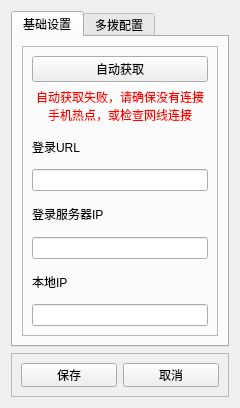
Old version of the form settings.ui in the repository Yish1/SEIG-Auto-Connect.
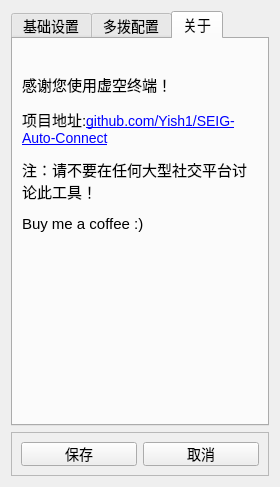
New version of the form. The open tabs and pages were chosen to show the change. Icons and pictures are not drawn.

Patch:
```diff
--- a/settings.ui
+++ b/settings.ui
@@ -6,8 +6,8 @@
    <rect>
     <x>0</x>
     <y>0</y>
-    <width>240</width>
-    <height>408</height>
+    <width>280</width>
+    <height>487</height>
    </rect>
   </property>
   <property name="sizePolicy">
@@ -25,9 +25,17 @@
   <property name="windowTitle">
    <string>Form</string>
   </property>
+  <property name="styleSheet">
+   <string notr="true">* {
+    font-size: 14px;
+}</string>
+  </property>
   <layout class="QGridLayout" name="gridLayout_2">
    <item row="0" column="0">
     <widget class="QTabWidget" name="tabWidget">
+     <property name="styleSheet">
+      <string notr="true"/>
+     </property>
      <property name="currentIndex">
       <number>0</number>
      </property>
@@ -172,6 +180,58 @@
        </item>
       </layout>
      </widget>
+     <widget class="QWidget" name="tab_4">
+      <attribute name="title">
+       <string>关于</string>
+      </attribute>
+      <layout class="QGridLayout" name="gridLayout_4">
+       <item row="0" column="0">
+        <widget class="QLabel" name="label_5">
+         <property name="styleSheet">
+          <string notr="true"/>
+         </property>
+         <property name="text">
+          <string>&lt;html&gt;&lt;head/&gt;&lt;body&gt;&lt;p&gt;&lt;span style=&quot; font-size:11pt;&quot;&gt;感谢您使用虚空终端！&lt;/span&gt;&lt;/p&gt;&lt;p&gt;&lt;span style=&quot; font-size:11pt;&quot;&gt;项目地址:&lt;/span&gt;&lt;a href=&quot;https://github.com/Yish1/SEIG-Auto-Connect&quot;&gt;&lt;span style=&quot; text-decoration: underline; color:#0000ff;&quot;&gt;github.com/Yish1/SEIG-Auto-Connect&lt;/span&gt;&lt;/a&gt;&lt;/p&gt;&lt;p&gt;&lt;span style=&quot; font-size:11pt;&quot;&gt;注：请不要在任何大型社交平台讨论此工具！&lt;/span&gt;&lt;/p&gt;&lt;p&gt;&lt;span style=&quot; font-size:11pt;&quot;&gt;Buy me a coffee :)&lt;/span&gt;&lt;/p&gt;&lt;/body&gt;&lt;/html&gt;</string>
+         </property>
+         <property name="wordWrap">
+          <bool>true</bool>
+         </property>
+         <property name="openExternalLinks">
+          <bool>true</bool>
+         </property>
+        </widget>
+       </item>
+       <item row="1" column="0">
+        <widget class="QPushButton" name="pushButton_7">
+         <property name="minimumSize">
+          <size>
+           <width>0</width>
+           <height>150</height>
+          </size>
+         </property>
+         <property name="styleSheet">
+          <string notr="true">QPushButton{
+	border:none;
+}
+</string>
+         </property>
+         <property name="text">
+          <string/>
+         </property>
+         <property name="icon">
+          <iconset resource="res.qrc">
+           <normaloff>:/img/donate.png</normaloff>:/img/donate.png</iconset>
+         </property>
+         <property name="iconSize">
+          <size>
+           <width>150</width>
+           <height>150</height>
+          </size>
+         </property>
+        </widget>
+       </item>
+      </layout>
+     </widget>
     </widget>
    </item>
    <item row="2" column="0">
```
Left out of the diff: 6 changed lines with no effect on the pictures.
